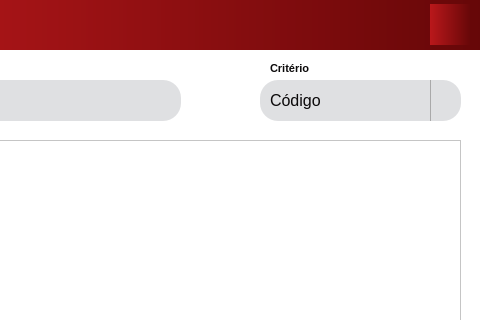
This is src/qt/ui/search_window.ui in eliezermoraesss/eureka_app_pyqt5_project_v2 as Qt 5 draws it before an edit; both pictures show x 160 to 640 and y 0 to 320 of the 640 by 600 pixel window. The edited form follows.
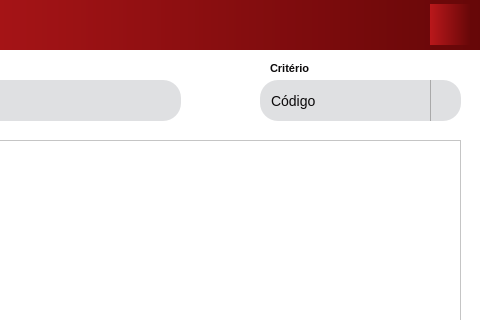
This is the edited form. Icons and pictures are not drawn.

What changed in the file:
```diff
--- a/src/qt/ui/search_window.ui
+++ b/src/qt/ui/search_window.ui
@@ -162,17 +162,17 @@
 
 QLineEdit {
     background-color: #DFE0E2;
-    padding-left: 15px;
+    padding-left: 11px;
     border-radius: 18px;
 	font-size: 14px;
 }
 
 QComboBox {
     background-color: #DFE0E2;
-    padding: 5px 10px;
+    padding-left: 11px;
     border-radius: 18px;
     height: 20px;
-    font-size: 16px;
+    font-size: 14px;
 }
 
 QComboBox::drop-down {
```
